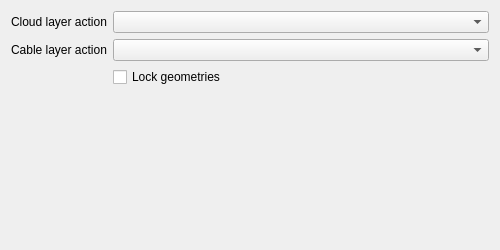
This is qfieldsync/ui/map_layer_config_widget.ui in opengisch/qfieldsync as Qt 5 draws it before an edit. The edited form follows.
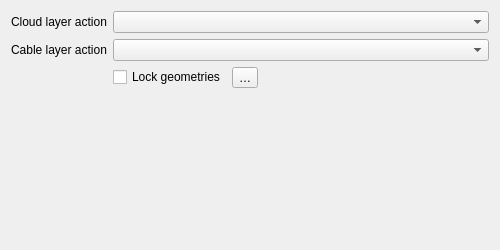
This is the edited form. Custom widgets are drawn as their Qt base class.

Commit message: Implement a feature-based geometry lock mechanism

Diff of the .ui file:
```diff
--- a/qfieldsync/ui/map_layer_config_widget.ui
+++ b/qfieldsync/ui/map_layer_config_widget.ui
@@ -39,6 +39,8 @@
     </widget>
    </item>
    <item row="2" column="1">
+    <layout class="QHBoxLayout" name="horizontalLayout">
+     <item>
     <widget class="QCheckBox" name="isGeometryLockedCheckBox">
      <property name="toolTip">
       <string>When enabled, this option disables adding and deleting features, as well as modifying the geometries of existing features.</string>
@@ -48,11 +50,40 @@
      </property>
     </widget>
    </item>
+     <item>
+      <widget class="QgsPropertyOverrideButton" name="isGeometryLockedDDButton">
+       <property name="text">
+        <string>…</string>
+       </property>
+      </widget>
+     </item>
+     <item>
+      <spacer name="horizontalSpacer">
+       <property name="orientation">
+        <enum>Qt::Horizontal</enum>
+       </property>
+       <property name="sizeHint" stdset="0">
+        <size>
+         <width>20</width>
+         <height>20</height>
+        </size>
+       </property>
+      </spacer>
+     </item>
+    </layout>
+   </item>
    <item row="1" column="1">
     <widget class="QComboBox" name="cableLayerActionComboBox"/>
    </item>
   </layout>
  </widget>
+ <customwidgets>
+  <customwidget>
+   <class>QgsPropertyOverrideButton</class>
+   <extends>QToolButton</extends>
+   <header>qgspropertyoverridebutton.h</header>
+  </customwidget>
+ </customwidgets>
  <resources/>
  <connections/>
 </ui>
```
Lines whose indentation alone changed are shown as unchanged. The commit also changes 1 other file.
